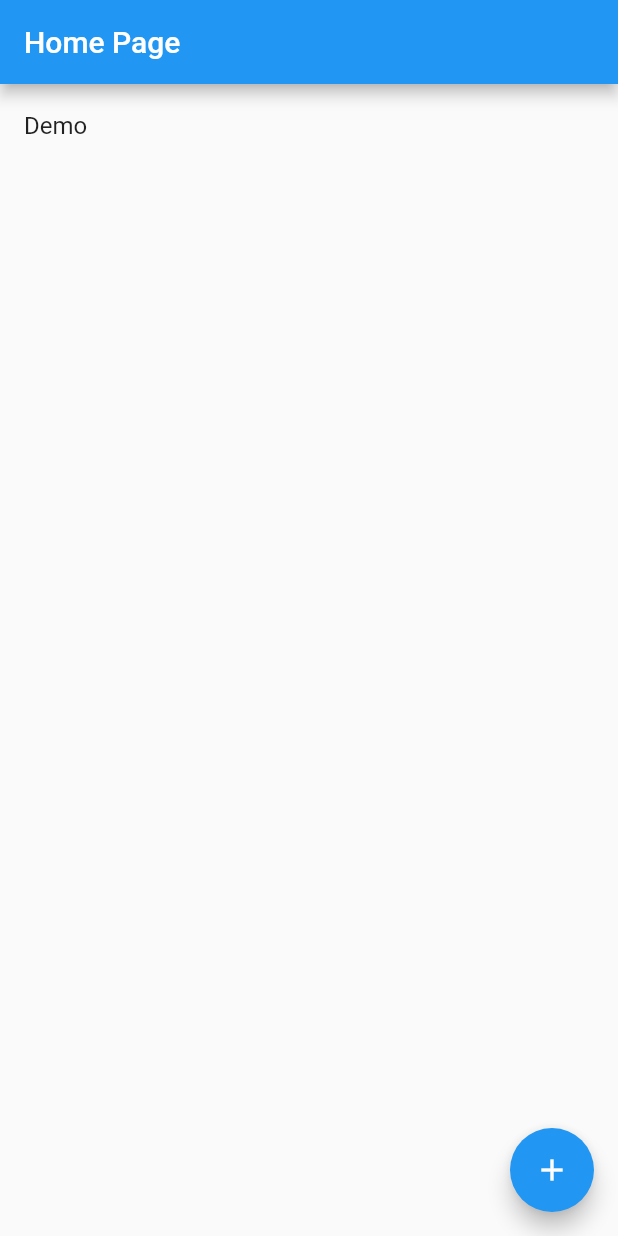
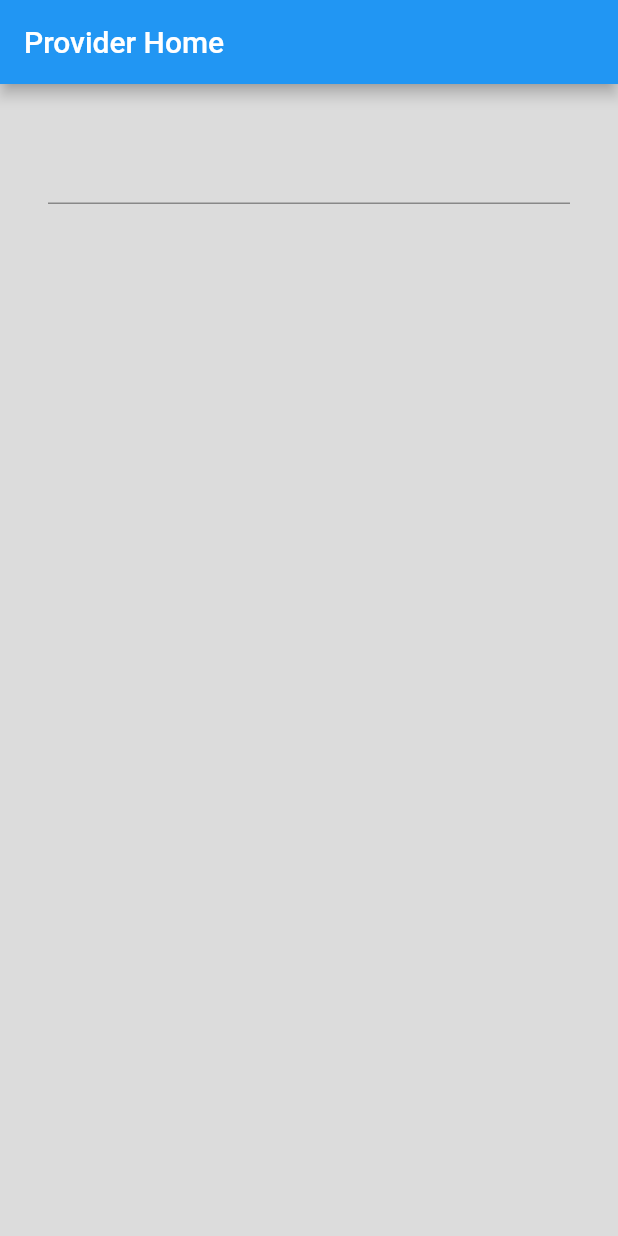
Before and after one commit to Mhossain028/flutter_state_management, a Flutter app: the screen it shows after launch, on a phone screen of 412 x 824 dp. Run offline on Flutter 3.47's test engine with Material 2 defaults, Android fonts, the phone set to English and light mode, and no system bars.

Commit message:
home, input widget

```diff
--- a/lib/main.dart
+++ b/lib/main.dart
@@ -1,118 +1,21 @@
 import 'package:flutter/material.dart';
+import 'package:state_management/screens/home.dart';
 
-void main() {
-  runApp(MaterialApp(
-    title: 'Flutter Demo',
-    theme: ThemeData(
-      primarySwatch: Colors.blue,
-    ),
-    debugShowCheckedModeBanner: false,
-    home: const MyApp(),
-  ));
-}
-
-class Contact {
-  final String name;
-  const Contact({
-    required this.name,
-  });
-}
-
-class ContactBook {
-  ContactBook._sharedInstance();
-  static final ContactBook _shared = ContactBook._sharedInstance();
-  factory ContactBook() => _shared;
-
-  final List<Contact> _contacts = [const Contact(name: "Demo")];
-
-  int get length => _contacts.length;
-
-  void add({required Contact contact}) {
-    _contacts.add(contact);
-  }
-
-  void remove({required Contact contact}) {
-    _contacts.remove(contact);
-  }
-
-  Contact? contact({required int atIndex}) =>
-      _contacts.length > atIndex ? _contacts[atIndex] : null;
-}
+void main() => runApp(MyApp());
 
 class MyApp extends StatelessWidget {
-  const MyApp({Key? key}) : super(key: key);
-
   @override
   Widget build(BuildContext context) {
-    final contactBook = ContactBook();
-    return Scaffold(
-      appBar: AppBar(
-        title: const Text("Home Page"),
+    return MaterialApp(
+      debugShowCheckedModeBanner: false,
+      theme: ThemeData(
+        appBarTheme: AppBarTheme(
+          color: Colors.blue,
+        ),
+        primaryColor: Colors.blue,
+        backgroundColor: Color(0xFFDCDCDC),
       ),
-      body: ListView.builder(
-          itemCount: contactBook.length,
-          itemBuilder: (context, index) {
-            final contat = contactBook.contact(atIndex: index)!;
-            return ListTile(
-              title: Text(contat.name),
-            );
-          }),
-      floatingActionButton: FloatingActionButton(
-        onPressed: () {},
-        child: const Icon(Icons.add),
-      ),
+      home: Home(),
     );
   }
 }
-
-class NewContactView extends StatefulWidget {
-  const NewContactView({Key? key}) : super(key: key);
-
-  @override
-  State<NewContactView> createState() => _NewContactViewState();
-}
-
-class _NewContactViewState extends State<NewContactView> {
-  late final TextEditingController _controller;
-
-  @override
-  void initState() {
-    _controller = TextEditingController();
-    super.initState();
-  }
-
-  @override
-  void dispose() {
-    _controller = TextEditingController();
-    super.dispose();
-  }
-
-  @override
-  Widget build(BuildContext context) {
-    return Scaffold(
-      appBar: AppBar(
-        title: const Text("Add a New Contact"),
-      ),
-      body: Column(
-        children: [
-          TextField(
-            controller: _controller,
-            decoration: const InputDecoration(
-              hintText: "Enter a new contanct name here ...",
-            ),
-          ),
-          TextButton(
-            onPressed: () {
-              final contact = Contact(name: _controller.text);
-              ContactBook().add(contact: contact);
-              Navigator.of(context).pop();
-            },
-            child: const Text(
-              "Add Contact",
-            ),
-          ),
-        ],
-      ),
-    );
-  }
-}
--- /dev/null
+++ b/lib/screens/home.dart
@@ -0,0 +1,28 @@
+import 'package:flutter/material.dart';
+import 'package:state_management/widget/cheetah_input.dart';
+
+class Home extends StatelessWidget {
+  const Home({Key? key}) : super(key: key);
+
+  @override
+  Widget build(BuildContext context) {
+    return Scaffold(
+      backgroundColor: Theme.of(context).backgroundColor,
+      appBar: AppBar(
+        title: const Text(
+          'Provider Home',
+          style: TextStyle(color: Colors.white),
+        ),
+      ),
+      body: SingleChildScrollView(
+        padding: EdgeInsets.all(32),
+        child: Form(child: Column(
+          mainAxisAlignment: MainAxisAlignment.center,
+          children: [
+            CheetahInput(),
+          ],
+        )),
+      ),
+    );
+  }
+}
--- /dev/null
+++ b/lib/widget/cheetah_input.dart
@@ -0,0 +1,10 @@
+import 'package:flutter/material.dart';
+
+class CheetahInput extends StatelessWidget {
+  const CheetahInput({Key? key}) : super(key: key);
+
+  @override
+  Widget build(BuildContext context) {
+    return TextFormField();
+  }
+}
```
Also changed, not shown: 1 other file.
